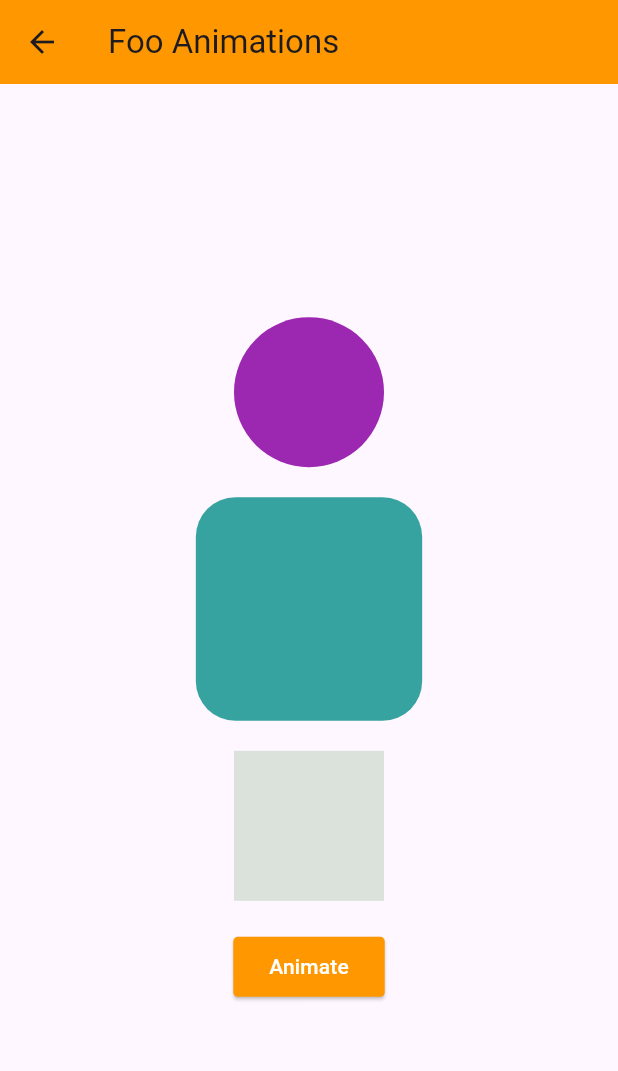
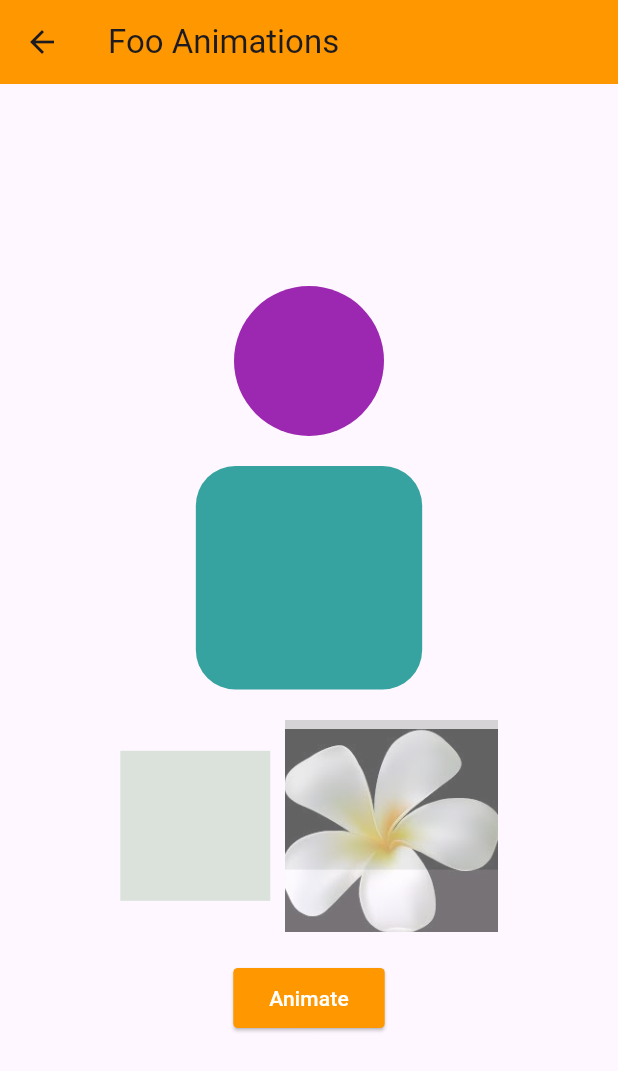
Before and after one commit to thisisdishang/JourneyToFlutter, a Flutter app: the MyAnimatedContainer screen opened directly, after a tap on "Animate", on a phone screen of 412 x 824 dp. Shown: the top 1071 px of the screen. Run offline on Flutter 3.47's test engine with Material 3 defaults, Android fonts, the light colour scheme and no system bars; our stand-ins replace fluttertoast, font_awesome_flutter.

Commit message:
Implement animated cross fade widget

```diff
--- a/lib/AnimatedContainer.dart
+++ b/lib/AnimatedContainer.dart
@@ -25,6 +25,8 @@ class _MyAnimatedContainerState extends State<MyAnimatedContainer> {
 
   var myOpacity = 1.0;
   bool opacityFlag = true;
+
+  bool isFirst = true;
 
   @override
   Widget build(BuildContext context) {
@@ -57,6 +59,9 @@ class _MyAnimatedContainerState extends State<MyAnimatedContainer> {
             SizedBox(
               height: 20,
             ),
+            Row(
+              mainAxisAlignment: MainAxisAlignment.center,
+              children: [
                 AnimatedOpacity(
                   opacity: myOpacity,
                   duration: Duration(seconds: 2),
@@ -66,6 +71,30 @@ class _MyAnimatedContainerState extends State<MyAnimatedContainer> {
                     height: 100,
                     color: Colors.green.shade800,
                   ),
+                ),
+                SizedBox(
+                  width: 10,
+                ),
+                AnimatedCrossFade(
+                  firstChild: Container(
+                    width: 100,
+                    height: 100,
+                    color: Colors.grey.shade400,
+                  ),
+                  secondChild: Image.asset(
+                    'assets/images/white.jpg',
+                    width: 150,
+                    height: 150,
+                  ),
+                  crossFadeState: isFirst
+                      ? CrossFadeState.showFirst
+                      : CrossFadeState.showSecond,
+                  duration: Duration(seconds: 2),
+                  sizeCurve: Curves.fastOutSlowIn,
+                  firstCurve: Curves.easeIn,
+                  secondCurve: Curves.bounceInOut,
+                ),
+              ],
             ),
             SizedBox(
               height: 20,
@@ -79,13 +108,6 @@ class _MyAnimatedContainerState extends State<MyAnimatedContainer> {
               ),
               onPressed: () {
                 setState(() {
-                  if (opacityFlag) {
-                    myOpacity = 0.0;
-                    opacityFlag = false;
-                  } else {
-                    myOpacity = 1.0;
-                    opacityFlag = true;
-                  }
                   if (flag) {
                     _width = 100.0;
                     _height = 100.0;
@@ -116,6 +138,20 @@ class _MyAnimatedContainerState extends State<MyAnimatedContainer> {
                         color: Colors.blue);
                     flag = true;
                   }
+
+                  if (opacityFlag) {
+                    myOpacity = 0.0;
+                    opacityFlag = false;
+                  } else {
+                    myOpacity = 1.0;
+                    opacityFlag = true;
+                  }
+
+                  if (isFirst) {
+                    isFirst = false;
+                  } else {
+                    isFirst = true;
+                  }
                 });
               },
               child: Text(
```
Also changed, not shown: pubspec.lock, 1 other file. Lines whose indentation alone changed are shown as unchanged.
